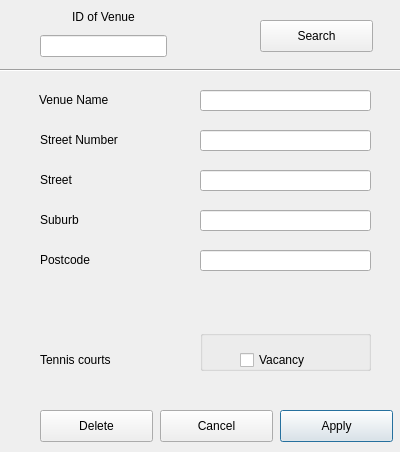
stefanmarjanovic/Comp, file editvenuediag.ui: the form before one commit.
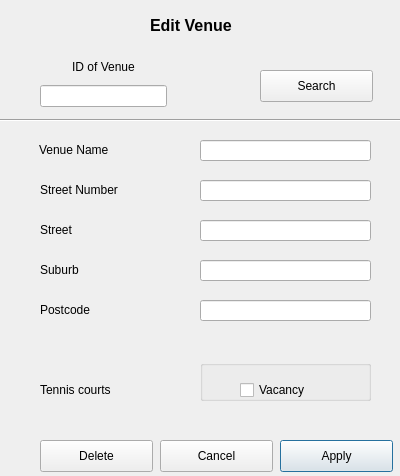
The form after the commit.

Commit message:
Add Labels and Competition interface
Add titles on dialogue boxes
Add Competition interface

What changed in the file:
```diff
--- a/editvenuediag.ui
+++ b/editvenuediag.ui
@@ -7,7 +7,7 @@
     <x>0</x>
     <y>0</y>
     <width>400</width>
-    <height>452</height>
+    <height>476</height>
    </rect>
   </property>
   <property name="windowTitle">
@@ -17,7 +17,7 @@
    <property name="geometry">
     <rect>
      <x>40</x>
-     <y>250</y>
+     <y>300</y>
      <width>121</width>
      <height>20</height>
     </rect>
@@ -30,7 +30,7 @@
    <property name="geometry">
     <rect>
      <x>200</x>
-     <y>330</y>
+     <y>360</y>
      <width>171</width>
      <height>41</height>
     </rect>
@@ -59,7 +59,7 @@
    <property name="geometry">
     <rect>
      <x>40</x>
-     <y>10</y>
+     <y>60</y>
      <width>127</width>
      <height>47</height>
     </rect>
@@ -84,7 +84,7 @@
    <property name="geometry">
     <rect>
      <x>39</x>
-     <y>90</y>
+     <y>140</y>
      <width>121</width>
      <height>20</height>
     </rect>
@@ -97,7 +97,7 @@
    <property name="geometry">
     <rect>
      <x>-3</x>
-     <y>60</y>
+     <y>110</y>
      <width>411</width>
      <height>20</height>
     </rect>
@@ -110,7 +110,7 @@
    <property name="geometry">
     <rect>
      <x>280</x>
-     <y>410</y>
+     <y>440</y>
      <width>113</width>
      <height>32</height>
     </rect>
@@ -135,7 +135,7 @@
    <property name="geometry">
     <rect>
      <x>40</x>
-     <y>170</y>
+     <y>220</y>
      <width>121</width>
      <height>20</height>
     </rect>
@@ -148,7 +148,7 @@
    <property name="geometry">
     <rect>
      <x>40</x>
-     <y>410</y>
+     <y>440</y>
      <width>113</width>
      <height>32</height>
     </rect>
@@ -164,7 +164,7 @@
    <property name="geometry">
     <rect>
      <x>200</x>
-     <y>170</y>
+     <y>220</y>
      <width>171</width>
      <height>21</height>
     </rect>
@@ -174,7 +174,7 @@
    <property name="geometry">
     <rect>
      <x>200</x>
-     <y>210</y>
+     <y>260</y>
      <width>171</width>
      <height>21</height>
     </rect>
@@ -184,7 +184,7 @@
    <property name="geometry">
     <rect>
      <x>260</x>
-     <y>20</y>
+     <y>70</y>
      <width>113</width>
      <height>32</height>
     </rect>
@@ -209,7 +209,7 @@
    <property name="geometry">
     <rect>
      <x>40</x>
-     <y>210</y>
+     <y>260</y>
      <width>121</width>
      <height>20</height>
     </rect>
@@ -222,7 +222,7 @@
    <property name="geometry">
     <rect>
      <x>40</x>
-     <y>350</y>
+     <y>380</y>
      <width>121</width>
      <height>20</height>
     </rect>
@@ -235,7 +235,7 @@
    <property name="geometry">
     <rect>
      <x>200</x>
-     <y>90</y>
+     <y>140</y>
      <width>171</width>
      <height>21</height>
     </rect>
@@ -245,7 +245,7 @@
    <property name="geometry">
     <rect>
      <x>200</x>
-     <y>250</y>
+     <y>300</y>
      <width>171</width>
      <height>21</height>
     </rect>
@@ -255,7 +255,7 @@
    <property name="geometry">
     <rect>
      <x>160</x>
-     <y>410</y>
+     <y>440</y>
      <width>113</width>
      <height>32</height>
     </rect>
@@ -268,7 +268,7 @@
    <property name="geometry">
     <rect>
      <x>200</x>
-     <y>130</y>
+     <y>180</y>
      <width>171</width>
      <height>21</height>
     </rect>
@@ -278,7 +278,7 @@
    <property name="geometry">
     <rect>
      <x>40</x>
-     <y>130</y>
+     <y>180</y>
      <width>121</width>
      <height>20</height>
     </rect>
@@ -287,6 +287,26 @@
     <string>Street Number</string>
    </property>
   </widget>
+  <widget class="QLabel" name="label_7">
+   <property name="geometry">
+    <rect>
+     <x>150</x>
+     <y>10</y>
+     <width>111</width>
+     <height>31</height>
+    </rect>
+   </property>
+   <property name="font">
+    <font>
+     <pointsize>12</pointsize>
+     <weight>75</weight>
+     <bold>true</bold>
+    </font>
+   </property>
+   <property name="text">
+    <string>Edit Venue</string>
+   </property>
+  </widget>
  </widget>
  <tabstops>
   <tabstop>id_2</tabstop>
```
The commit also changes 15 other files.
